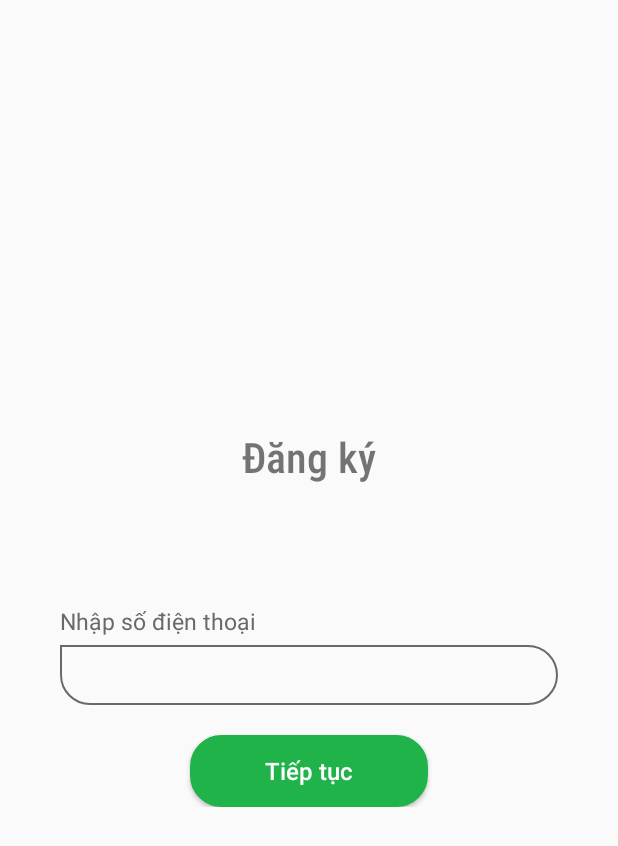
After one commit to ahnkiot123a/CapstoneProject, an Android app: the RegisterActivity screen opened directly, with no data from a screen before it, on a phone screen of 412 x 824 dp. The commit adds this screen. Shown: the top 846 px of the screen. Run offline under Robolectric (Android 15) with nearby library versions, the phone set to English and light mode, and no system bars.

Commit message:
RegisterActivity

```diff
--- a/app/src/main/AndroidManifest.xml
+++ b/app/src/main/AndroidManifest.xml
@@ -9,6 +9,7 @@
         android:roundIcon="@mipmap/ic_launcher_round"
         android:supportsRtl="true"
         android:theme="@style/CustomAppTheme">
+        <activity android:name=".View.RegisterActivity"></activity>
         <activity android:name=".View.LoginActivity">
             <intent-filter>
                 <action android:name="android.intent.action.MAIN" />
@@ -16,9 +17,7 @@
                 <category android:name="android.intent.category.LAUNCHER" />
             </intent-filter>
         </activity>
-        <activity android:name=".View.MainActivity">
-
-        </activity>
+        <activity android:name=".View.MainActivity" />
     </application>
 
 </manifest>
--- /dev/null
+++ b/app/src/main/java/com/koit/capstonproject_version_1/Model/Product.java
@@ -0,0 +1,6 @@
+package com.koit.capstonproject_version_1.Model;
+
+public class Product {
+
+
+}
--- a/app/src/main/java/com/koit/capstonproject_version_1/View/LoginActivity.java
+++ b/app/src/main/java/com/koit/capstonproject_version_1/View/LoginActivity.java
@@ -36,7 +36,6 @@ public class LoginActivity extends AppCompatActivity {
             @Override
             public void run() {
                 relativeLayout1.setVisibility(View.VISIBLE);
-
             }
         };
         relativeLayoutRoot.getLayoutTransition().enableTransitionType(LayoutTransition.CHANGING);
--- /dev/null
+++ b/app/src/main/java/com/koit/capstonproject_version_1/View/RegisterActivity.java
@@ -0,0 +1,16 @@
+package com.koit.capstonproject_version_1.View;
+
+import androidx.appcompat.app.AppCompatActivity;
+
+import android.os.Bundle;
+
+import com.koit.capstonproject_version_1.R;
+
+public class RegisterActivity extends AppCompatActivity {
+
+    @Override
+    protected void onCreate(Bundle savedInstanceState) {
+        super.onCreate(savedInstanceState);
+        setContentView(R.layout.activity_register);
+    }
+}
--- a/app/src/main/res/layout/activity_login.xml
+++ b/app/src/main/res/layout/activity_login.xml
@@ -40,7 +40,7 @@
                 android:layout_marginTop="20dp"
                 android:orientation="vertical">
 
-                <LinearLayout
+                    <LinearLayout
                     android:layout_width="match_parent"
                     android:layout_height="wrap_content"
                     android:orientation="vertical">
--- /dev/null
+++ b/app/src/main/res/layout/activity_register.xml
@@ -0,0 +1,71 @@
+<?xml version="1.0" encoding="utf-8"?>
+<RelativeLayout xmlns:android="http://schemas.android.com/apk/res/android"
+    xmlns:app="http://schemas.android.com/apk/res-auto"
+    xmlns:tools="http://schemas.android.com/tools"
+    android:layout_width="match_parent"
+    android:layout_height="match_parent"
+    tools:context=".View.RegisterActivity">
+
+    <RelativeLayout
+        android:layout_width="wrap_content"
+        android:layout_height="wrap_content"
+        android:layout_centerInParent="true"
+        android:layout_marginLeft="40dp"
+        android:layout_marginRight="40dp">
+
+        <TextView
+            android:id="@+id/tvRegister"
+            android:layout_width="wrap_content"
+            android:layout_height="wrap_content"
+            android:text="Đăng ký"
+            android:fontFamily="sans-serif-condensed-medium"
+            android:layout_centerHorizontal="true"
+            android:textSize="28sp"/>
+
+        <LinearLayout
+            android:id="@+id/linearLayoutForm"
+            android:layout_below="@+id/tvRegister"
+            android:layout_marginTop="80dp"
+            android:layout_width="match_parent"
+            android:layout_height="wrap_content"
+            android:orientation="vertical">
+
+            <TextView
+                android:layout_width="wrap_content"
+                android:layout_height="wrap_content"
+                android:text="Nhập số điện thoại"
+                android:textColor="@color/gray"
+                android:textSize="15sp" />
+
+            <EditText
+                android:layout_width="match_parent"
+                android:layout_height="40dp"
+                android:layout_marginTop="5dp"
+                android:background="@drawable/et_bg"
+                android:fontFamily="sans-serif-medium"
+                android:paddingLeft="15dp"
+                android:paddingRight="15dp"
+                android:textColor="@color/gray"
+                android:textSize="15sp" />
+        </LinearLayout>
+
+        <Button
+            android:id="@+id/btnLogin"
+            android:layout_width="wrap_content"
+            android:layout_height="wrap_content"
+            android:layout_below="@+id/linearLayoutForm"
+            android:layout_centerHorizontal="true"
+            android:layout_marginTop="20dp"
+            android:background="@drawable/background_btn_login"
+            android:fontFamily="sans-serif-medium"
+            android:paddingLeft="50dp"
+            android:paddingRight="50dp"
+            android:text="Tiếp tục"
+            android:textAllCaps="false"
+            android:textColor="@color/white"
+            android:textSize="16sp" />
+
+    </RelativeLayout>
+
+
+</RelativeLayout>
--- a/build.gradle
+++ b/build.gradle
@@ -9,7 +9,6 @@ buildscript {
     }
     dependencies {
         classpath 'com.android.tools.build:gradle:4.0.0'
-
         classpath 'com.google.gms:google-services:4.3.3'
 
 
```
